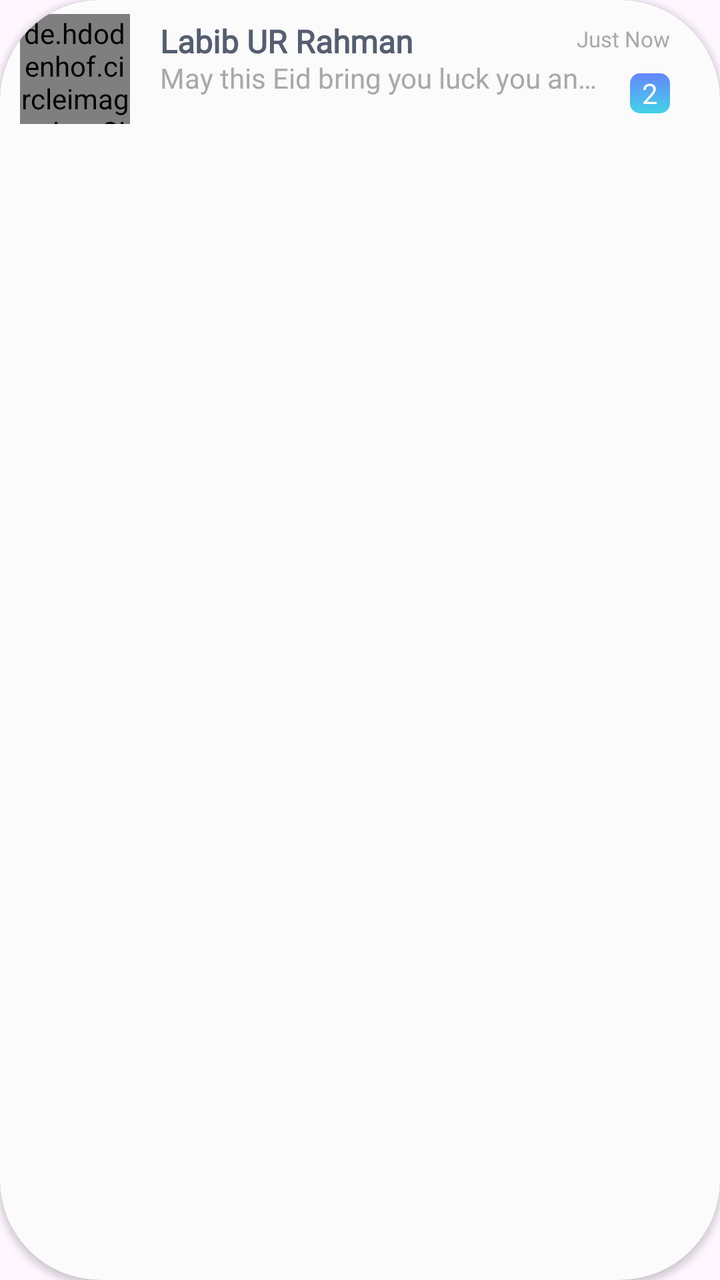
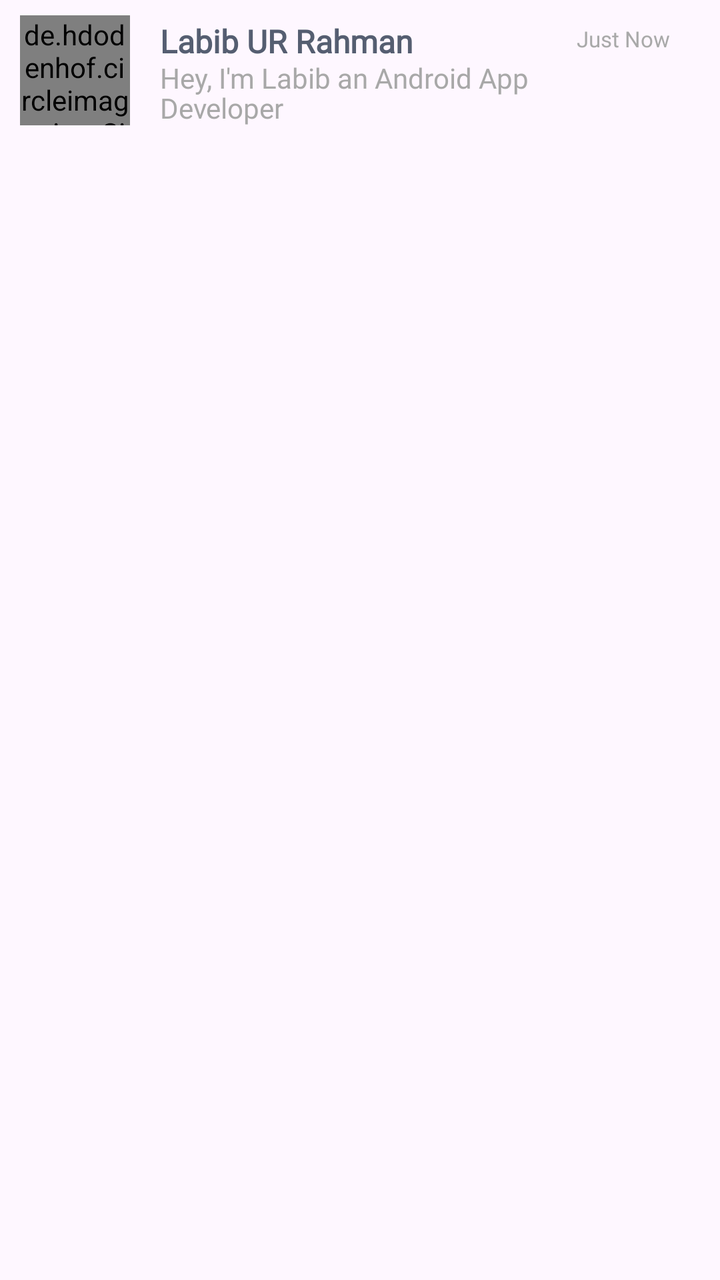

Two renders of the same Android screen: before a commit and after it. Below are the layout's source before the change and the commit's diff.
<!-- AndroidManifest.xml: application theme Theme.Rooh -->
<!-- res/layout/item_user_list.xml -->
<?xml version="1.0" encoding="utf-8"?>
<androidx.cardview.widget.CardView
    xmlns:android="http://schemas.android.com/apk/res/android"
    xmlns:app="http://schemas.android.com/apk/res-auto"
    android:id="@+id/cvSingleProduct"
    android:layout_width="match_parent"
    android:layout_height="wrap_content"
    android:layout_margin="8dp"
    android:elevation="6dp"
    app:cardBackgroundColor="#EFFFFFFF"
    app:cardCornerRadius="50dp"
    app:layout_constraintBottom_toBottomOf="parent"
    app:layout_constraintEnd_toEndOf="@+id/imageView3"
    app:layout_constraintStart_toStartOf="@+id/imageView3"
    app:layout_constraintTop_toBottomOf="@+id/greetings">

    <androidx.constraintlayout.widget.ConstraintLayout
        android:layout_width="match_parent"
        android:layout_height="wrap_content"
        android:paddingStart="10dp"
        android:paddingEnd="10dp"
        android:paddingTop="7dp"
        android:paddingBottom="7dp"
        >

        <de.hdodenhof.circleimageview.CircleImageView
            android:layout_width="55dp"
            android:layout_height="55dp"
            android:scaleType="centerCrop"
            android:id="@+id/ivImage"
            android:src="@drawable/profile_pic"
            app:layout_constraintBottom_toBottomOf="parent"
            app:layout_constraintStart_toStartOf="parent"
            app:layout_constraintTop_toTopOf="@+id/tvName"  />

        <TextView
            android:id="@+id/tvName"
            android:layout_width="0dp"
            android:layout_height="wrap_content"
            android:layout_marginStart="10dp"
            android:layout_marginTop="-3dp"
            android:ellipsize="end"
            android:fontFamily="@font/baloo_da_2"
            android:maxLines="2"
            android:padding="5dp"
            android:text="Labib UR Rahman"
            android:textColor="@color/primary_black"
            android:textSize="16sp"
            android:textStyle="bold"
            app:layout_constraintEnd_toStartOf="@+id/tvTimeStamp"
            app:layout_constraintStart_toEndOf="@+id/ivImage"
            app:layout_constraintTop_toTopOf="parent" />

        <TextView
            android:id="@+id/tvTimeStamp"
            android:layout_width="wrap_content"
            android:layout_height="wrap_content"
            android:layout_marginEnd="15dp"
            android:layout_marginTop="5dp"
            android:fontFamily="@font/baloo_da_2"
            android:textSize="11sp"
            android:textColor="#A9A9A9"
            android:text="Just Now"
            app:layout_constraintEnd_toEndOf="parent"
            app:layout_constraintTop_toTopOf="parent" />

        <TextView
            android:id="@+id/tvMsg"
            android:layout_width="0dp"
            android:layout_height="wrap_content"
            android:ellipsize="end"
            android:fontFamily="@font/baloo_da_2"
            android:layout_marginTop="-8dp"
            android:maxLines="1"
            android:paddingStart="5dp"
            android:paddingTop="1dp"
            android:paddingEnd="10dp"
            android:text="May this Eid bring you luck you and bring you"
            android:textAlignment="textStart"
            android:textColor="@color/secondary_black"
            android:textSize="14sp"
            app:layout_constraintEnd_toStartOf="@+id/tvCountUnseenMsg"
            app:layout_constraintStart_toStartOf="@+id/tvName"
            app:layout_constraintTop_toBottomOf="@+id/tvName" />

        <TextView
            android:id="@+id/tvCountUnseenMsg"
            android:layout_width="20dp"
            android:layout_height="20dp"
            android:layout_marginEnd="15dp"
            android:layout_marginBottom="8dp"
            android:gravity="center"
            android:fontFamily="@font/baloo_thambi"
            android:text="2"
            android:textColor="#FFFFFF"
            android:background="@drawable/bg_unread_msg_count"
            android:textSize="14sp"
            app:layout_constraintBottom_toBottomOf="parent"
            app:layout_constraintEnd_toEndOf="parent" />

    </androidx.constraintlayout.widget.ConstraintLayout>
</androidx.cardview.widget.CardView>
<!-- resources referenced by this layout -->
<resources>
  <color name="primary_black">#555e71</color>
  <color name="secondary_black">#A8A8A8</color>
  <!-- drawable bg_unread_msg_count (drawable) -->
  <?xml version="1.0" encoding="utf-8"?>
  <shape xmlns:android="http://schemas.android.com/apk/res/android"
      android:shape="rectangle">
  
      <corners android:radius="5dp"/>
      <gradient android:startColor="#6585fd"
          android:endColor="#42d4e6"
          android:angle="270"/>
  
  </shape>
  <!-- drawable profile_pic: vector/xml drawable (drawable, 5472 chars, omitted) -->
  <style name="Theme.Rooh" parent="Base.Theme.Rooh" />
  <style name="Base.Theme.Rooh" parent="Theme.Material3.DayNight.NoActionBar">
          
          
      </style>
</resources>

<!-- the commit's change to res/layout/item_user_list.xml (unified diff, before → after) -->
@@ -1,5 +1,5 @@
 <?xml version="1.0" encoding="utf-8"?>
-<androidx.cardview.widget.CardView
+<LinearLayout
     xmlns:android="http://schemas.android.com/apk/res/android"
     xmlns:app="http://schemas.android.com/apk/res-auto"
     android:id="@+id/cvSingleProduct"
@@ -24,14 +24,14 @@
         >
 
         <de.hdodenhof.circleimageview.CircleImageView
+            android:id="@+id/ivImage"
             android:layout_width="55dp"
             android:layout_height="55dp"
             android:scaleType="centerCrop"
-            android:id="@+id/ivImage"
             android:src="@drawable/profile_pic"
             app:layout_constraintBottom_toBottomOf="parent"
             app:layout_constraintStart_toStartOf="parent"
-            app:layout_constraintTop_toTopOf="@+id/tvName"  />
+            app:layout_constraintTop_toTopOf="parent" />
 
         <TextView
             android:id="@+id/tvName"
@@ -47,12 +47,12 @@
             android:textColor="@color/primary_black"
             android:textSize="16sp"
             android:textStyle="bold"
-            app:layout_constraintEnd_toStartOf="@+id/tvTimeStamp"
+            app:layout_constraintEnd_toStartOf="@+id/tvStatus"
             app:layout_constraintStart_toEndOf="@+id/ivImage"
             app:layout_constraintTop_toTopOf="parent" />
 
         <TextView
-            android:id="@+id/tvTimeStamp"
+            android:id="@+id/tvStatus"
             android:layout_width="wrap_content"
             android:layout_height="wrap_content"
             android:layout_marginEnd="15dp"
@@ -65,38 +65,24 @@
             app:layout_constraintTop_toTopOf="parent" />
 
         <TextView
-            android:id="@+id/tvMsg"
+            android:id="@+id/tvBio"
             android:layout_width="0dp"
             android:layout_height="wrap_content"
             android:ellipsize="end"
             android:fontFamily="@font/baloo_da_2"
             android:layout_marginTop="-8dp"
-            android:maxLines="1"
+            android:maxLines="2"
+            android:lineHeight="15dp"
             android:paddingStart="5dp"
             android:paddingTop="1dp"
             android:paddingEnd="10dp"
-            android:text="May this Eid bring you luck you and bring you"
+            android:text="Hey, I'm Labib an Android App Developer"
             android:textAlignment="textStart"
             android:textColor="@color/secondary_black"
             android:textSize="14sp"
-            app:layout_constraintEnd_toStartOf="@+id/tvCountUnseenMsg"
+            app:layout_constraintEnd_toEndOf="@id/tvStatus"
             app:layout_constraintStart_toStartOf="@+id/tvName"
             app:layout_constraintTop_toBottomOf="@+id/tvName" />
 
-        <TextView
-            android:id="@+id/tvCountUnseenMsg"
-            android:layout_width="20dp"
-            android:layout_height="20dp"
-            android:layout_marginEnd="15dp"
-            android:layout_marginBottom="8dp"
-            android:gravity="center"
-            android:fontFamily="@font/baloo_thambi"
-            android:text="2"
-            android:textColor="#FFFFFF"
-            android:background="@drawable/bg_unread_msg_count"
-            android:textSize="14sp"
-            app:layout_constraintBottom_toBottomOf="parent"
-            app:layout_constraintEnd_toEndOf="parent" />
-
     </androidx.constraintlayout.widget.ConstraintLayout>
-</androidx.cardview.widget.CardView>
+</LinearLayout>
<!-- resource entries referenced after the edit -->
@@ -2,22 +2,14 @@
 <resources>
   <color name="primary_black">#555e71</color>
   <color name="secondary_black">#A8A8A8</color>
-  <!-- drawable bg_unread_msg_count (drawable) -->
-  <?xml version="1.0" encoding="utf-8"?>
-  <shape xmlns:android="http://schemas.android.com/apk/res/android"
-      android:shape="rectangle">
-  
-      <corners android:radius="5dp"/>
-      <gradient android:startColor="#6585fd"
-          android:endColor="#42d4e6"
-          android:angle="270"/>
-  
-  </shape>
   <!-- drawable profile_pic: vector/xml drawable (drawable, 5472 chars, omitted) -->
   <style name="Theme.Rooh" parent="Base.Theme.Rooh" />
   <style name="Base.Theme.Rooh" parent="Theme.Material3.DayNight.NoActionBar">
           
           
+  
+          
+  
       </style>
 </resources>
 
